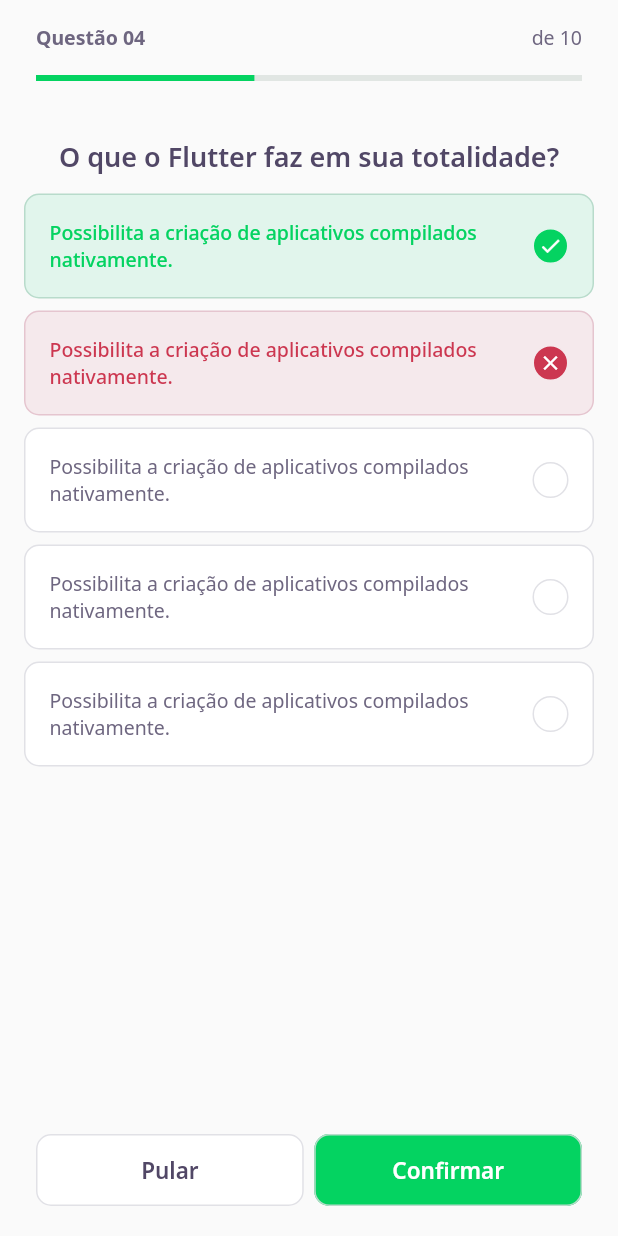
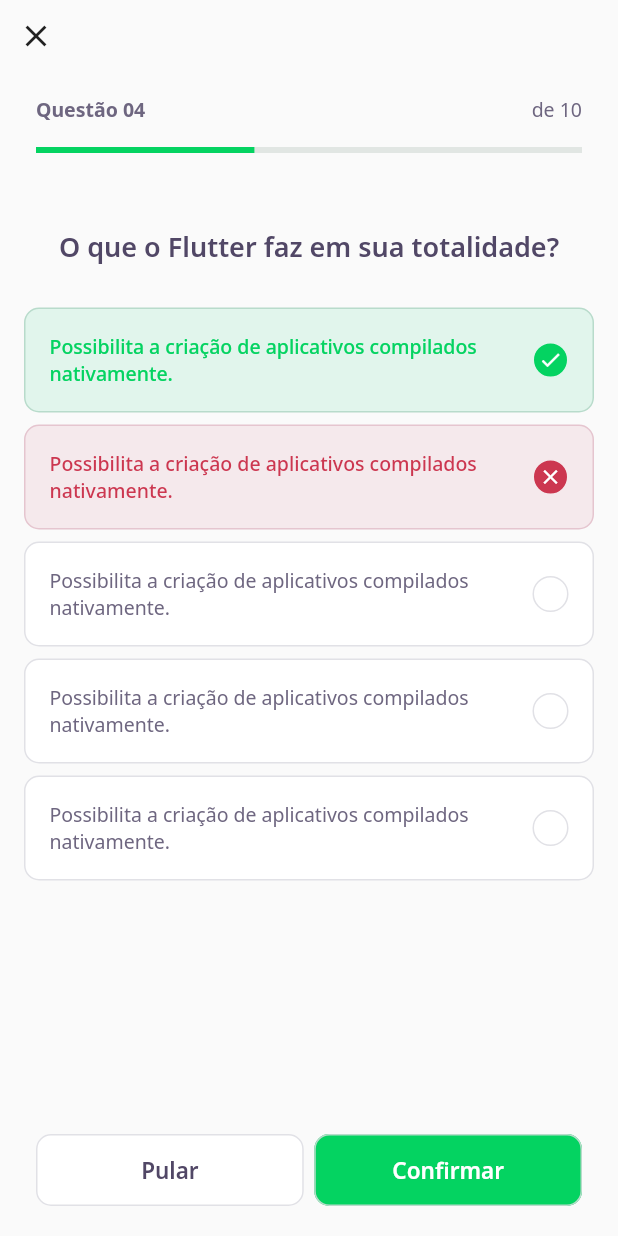
Before and after one commit to dtmiranda/devquiz, a Flutter app: the ChallengePage screen opened directly, on a phone screen of 412 x 824 dp. Run offline on Flutter 3.47's test engine with Material 2 defaults, Android fonts, the phone set to English and light mode, and no system bars; our stand-ins replace google_fonts; missing offline and left inert: dart:ffi; accounts and stored records are empty; network calls fail.

Commit message:
implement back_botton

```diff
--- a/lib/challenge/challenge_page.dart
+++ b/lib/challenge/challenge_page.dart
@@ -16,10 +16,22 @@ class _ChallengePageState extends State<ChallengePage> {
   Widget build(BuildContext context) {
     return Scaffold(
       appBar: PreferredSize(
-        preferredSize: Size.fromHeight(60),
+        preferredSize: Size.fromHeight(102),
         child: SafeArea(
           top: true,
-          child: QuestionIndicatorWidget(),
+          child: Column(
+            crossAxisAlignment: CrossAxisAlignment.start,
+            children: [
+              //BackButton(),
+
+              IconButton(
+                  onPressed: () {
+                    Navigator.pop(context);
+                  },
+                  icon: Icon(Icons.close)),
+              QuestionIndicatorWidget(),
+            ],
+          ),
         ),
       ),
       body: QuizWidget(
--- a/lib/challenge/widget/quiz/quiz_widget.dart
+++ b/lib/challenge/widget/quiz/quiz_widget.dart
@@ -13,13 +13,18 @@ class QuizWidget extends StatelessWidget {
     return Container(
       child: Column(
         children: [
+          SizedBox(
+            height: 50,
+          ),
           Padding(
-            padding:
-                const EdgeInsets.only(right: 24, left: 24, top: 32, bottom: 8),
+            padding: const EdgeInsets.symmetric(horizontal: 20),
             child: Text(
               quizTitle,
               style: AppTextStyles.heading,
             ),
+          ),
+          SizedBox(
+            height: 24,
           ),
           AnswerWidget(
               isRight: true,
```
